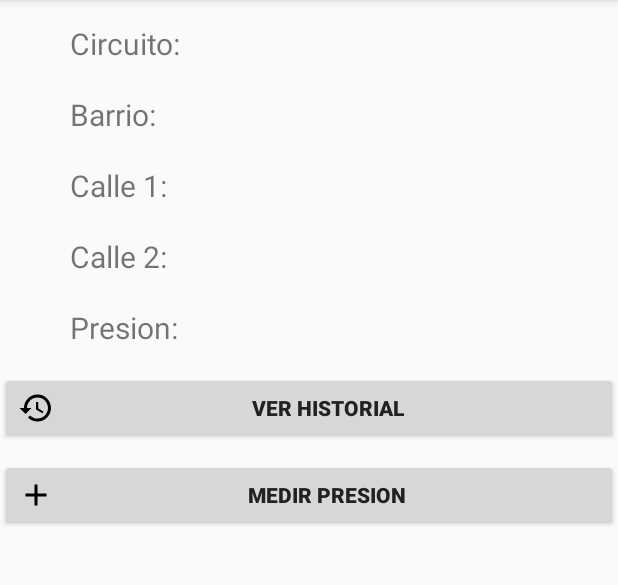
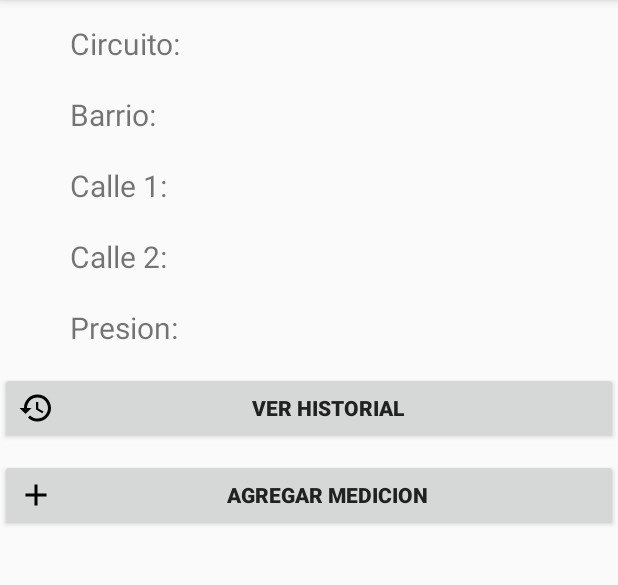
Before and after one commit to matyignacio/PresionAguasRiojanas, an Android app: the PuntoPresionActivity screen opened directly, with no data from a screen before it, on a phone screen of 412 x 824 dp, the part 84-669 px from its top. Run offline under Robolectric (Android 15) with nearby library versions, the light colour scheme and no system bars; 2 statements that could not run were skipped.

```diff
--- a/app/src/main/res/values/strings.xml
+++ b/app/src/main/res/values/strings.xml
@@ -26,7 +26,7 @@
     <string name="b_sign_out">Cerrar Sesion</string>
     <string name="b_enviar_nuevo_punto">Agregar Punto</string>
     <string name="b_historial_punto">Ver Historial</string>
-    <string name="b_nueva_medicion">Medir Presion</string>
+    <string name="b_nueva_medicion">Agregar medicion</string>
     <string name="cerrar_sesion">¿Esta seguro que desea cerrar sesion?</string>
     <string name="tv_circuito">Circuito: </string>
     <string name="tv_barrio">Barrio: </string>
```
